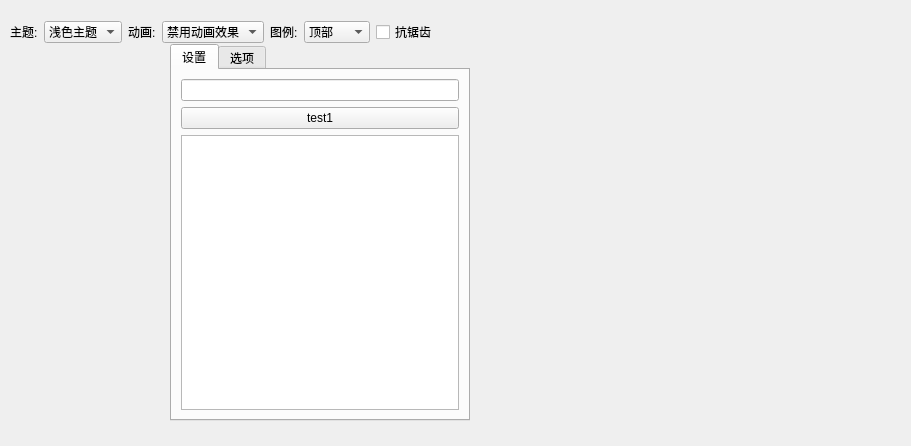
This is QtClient/ui/DataView.ui in imtangsheng/QtClient as Qt 5 draws it before an edit. The edited form follows.
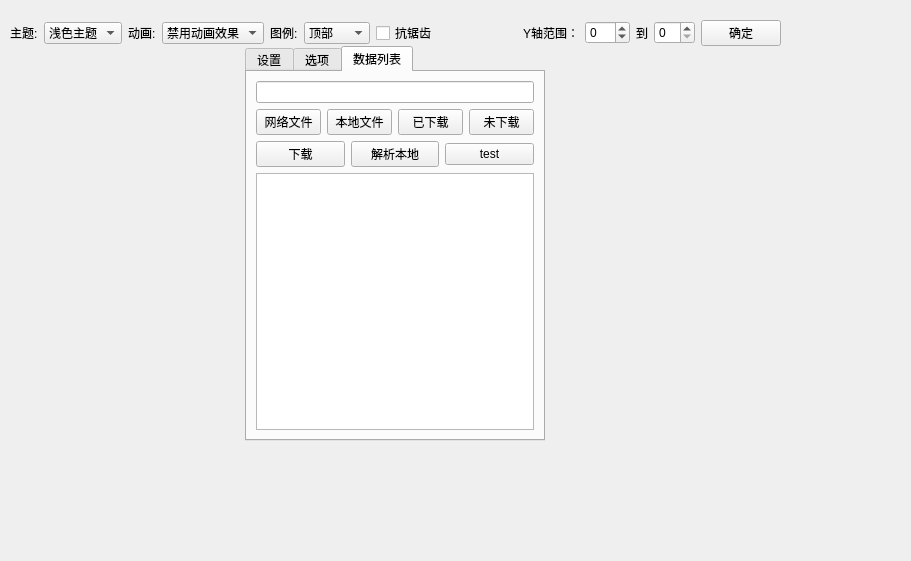
This is the edited form. Icons and pictures are not drawn.

Commit message: 1.增加网络爬虫文件，可以浏览文件列表，显示已下载，为下载文件 2.网络下载模块修改，支持下载服务

Diff of the .ui file:
```diff
--- a/QtClient/ui/DataView.ui
+++ b/QtClient/ui/DataView.ui
@@ -7,7 +7,7 @@
     <x>0</x>
     <y>0</y>
     <width>911</width>
-    <height>446</height>
+    <height>561</height>
    </rect>
   </property>
   <property name="windowTitle">
@@ -18,8 +18,8 @@
     <rect>
      <x>10</x>
      <y>20</y>
-     <width>621</width>
-     <height>401</height>
+     <width>771</width>
+     <height>421</height>
     </rect>
    </property>
    <layout class="QVBoxLayout" name="verticalLayout">
@@ -202,6 +202,41 @@
         </property>
        </spacer>
       </item>
+      <item>
+       <layout class="QHBoxLayout" name="horizontalLayout_4">
+        <item>
+         <widget class="QLabel" name="label">
+          <property name="text">
+           <string>Y轴范围：</string>
+          </property>
+         </widget>
+        </item>
+        <item>
+         <widget class="QSpinBox" name="spinBox_axisYRangeMin">
+          <property name="minimum">
+           <number>-20</number>
+          </property>
+         </widget>
+        </item>
+        <item>
+         <widget class="QLabel" name="label_2">
+          <property name="text">
+           <string>到</string>
+          </property>
+         </widget>
+        </item>
+        <item>
+         <widget class="QSpinBox" name="spinBox_axisYRangeMax"/>
+        </item>
+        <item>
+         <widget class="QPushButton" name="pushButton_axisYsetRange">
+          <property name="text">
+           <string>确定</string>
+          </property>
+         </widget>
+        </item>
+       </layout>
+      </item>
      </layout>
     </item>
     <item>
@@ -246,7 +281,7 @@
          <bool>true</bool>
         </property>
         <property name="currentIndex">
-         <number>0</number>
+         <number>2</number>
         </property>
         <property name="movable">
          <bool>true</bool>
@@ -432,6 +467,80 @@
           </item>
          </layout>
         </widget>
+        <widget class="QWidget" name="tab_filesOptions">
+         <attribute name="title">
+          <string>数据列表</string>
+         </attribute>
+         <layout class="QVBoxLayout" name="verticalLayout_3">
+          <item>
+           <widget class="QLineEdit" name="lineEdit_rootPath_filesNetwork">
+            <property name="text">
+             <string/>
+            </property>
+           </widget>
+          </item>
+          <item>
+           <layout class="QHBoxLayout" name="horizontalLayout_3">
+            <item>
+             <widget class="QPushButton" name="pushButton_updateNetworkFiles">
+              <property name="text">
+               <string>网络文件</string>
+              </property>
+             </widget>
+            </item>
+            <item>
+             <widget class="QPushButton" name="pushButton_updateLocalFiles">
+              <property name="text">
+               <string>本地文件</string>
+              </property>
+             </widget>
+            </item>
+            <item>
+             <widget class="QPushButton" name="pushButton_downloadedFiles">
+              <property name="text">
+               <string>已下载</string>
+              </property>
+             </widget>
+            </item>
+            <item>
+             <widget class="QPushButton" name="pushButton_notDownloadedFiles">
+              <property name="text">
+               <string>未下载</string>
+              </property>
+             </widget>
+            </item>
+           </layout>
+          </item>
+          <item>
+           <layout class="QHBoxLayout" name="horizontalLayout_5">
+            <item>
+             <widget class="QPushButton" name="pushButton_downloadNetworkFile">
+              <property name="text">
+               <string>下载</string>
+              </property>
+             </widget>
+            </item>
+            <item>
+             <widget class="QPushButton" name="pushButton_parseData">
+              <property name="text">
+               <string>解析本地</string>
+              </property>
+             </widget>
+            </item>
+            <item>
+             <widget class="QPushButton" name="pushButton_filesNetwork_test">
+              <property name="text">
+               <string>test</string>
+              </property>
+             </widget>
+            </item>
+           </layout>
+          </item>
+          <item>
+           <widget class="QListView" name="listView_filesNetwork"/>
+          </item>
+         </layout>
+        </widget>
        </widget>
       </item>
      </layout>
```
Left out of the diff: 3 changed lines with no effect on the pictures. The commit also changes 19 other files.
